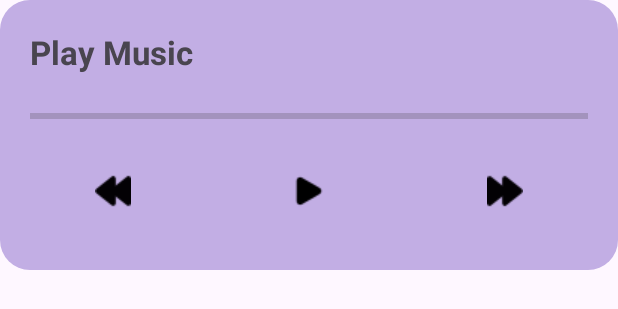
After one commit to Nghien-Gia-11/Nghien-Gia-11-Example_MVVM_Service, an Android app: the layout layout_notify.xml on its own in the app's theme, with its tools: preview values and no code run, on a phone screen of 412 x 824 dp. The commit adds this screen. Shown: the top 309 px of the screen. Run offline under Robolectric (Android 15) with nearby library versions, the phone set to English and light mode, and no system bars.

Commit message:
init layout_notifi

```diff
--- a/app/build.gradle.kts
+++ b/app/build.gradle.kts
@@ -58,4 +58,6 @@ dependencies {
     implementation(libs.kotlinx.coroutines.android)
     implementation(libs.androidx.fragment.ktx)
 
+    implementation(libs.circleimageview)
+
 }
--- /dev/null
+++ b/app/src/main/res/drawable/bg_notify.xml
@@ -0,0 +1,9 @@
+<?xml version="1.0" encoding="utf-8"?>
+<selector xmlns:android="http://schemas.android.com/apk/res/android">
+<item>
+    <shape android:shape="rectangle">
+        <corners android:radius="20dp"/>"
+        <solid android:color="#C2AEE4"/>
+    </shape>
+</item>
+</selector>
--- /dev/null
+++ b/app/src/main/res/layout/layout_notify.xml
@@ -0,0 +1,80 @@
+<?xml version="1.0" encoding="utf-8"?>
+<LinearLayout xmlns:android="http://schemas.android.com/apk/res/android"
+    android:layout_width="match_parent"
+    android:layout_height="180dp"
+    android:background="@drawable/bg_notify"
+    android:orientation="vertical">
+
+    <LinearLayout
+        android:layout_width="match_parent"
+        android:layout_height="wrap_content">
+
+        <TextView
+            android:layout_width="wrap_content"
+            android:layout_height="wrap_content"
+            android:layout_marginStart="20dp"
+            android:layout_marginTop="20dp"
+            android:text="Play Music"
+            android:textSize="22sp"
+            android:textStyle="bold" />
+
+        <TextView
+            android:layout_width="wrap_content"
+            android:layout_marginStart="20dp"
+            android:layout_height="wrap_content"
+            android:layout_marginTop="20dp"
+            android:textSize="22sp"
+            android:textStyle="bold" />
+
+
+    </LinearLayout>
+
+
+    <ProgressBar
+        android:id="@+id/timeSong"
+        style="?android:attr/progressBarStyleHorizontal"
+        android:layout_width="match_parent"
+        android:layout_height="wrap_content"
+        android:padding="20dp" />
+
+    <LinearLayout
+        android:id="@+id/layoutButton"
+        android:layout_width="match_parent"
+        android:layout_height="wrap_content"
+        android:orientation="horizontal"
+        android:padding="10dp">
+
+        <ImageButton
+            android:id="@+id/btnBack"
+            android:layout_width="wrap_content"
+            android:layout_height="wrap_content"
+            android:layout_weight="1"
+            android:background="#00FBFBFB"
+            android:src="@drawable/back" />
+
+        <ImageButton
+            android:id="@+id/btnPlay"
+            android:layout_width="wrap_content"
+            android:layout_height="wrap_content"
+            android:layout_weight="1"
+            android:background="#00FBFBFB"
+            android:src="@drawable/play" />
+
+        <ImageButton
+            android:id="@+id/btnPause"
+            android:layout_width="wrap_content"
+            android:layout_height="wrap_content"
+            android:layout_weight="1"
+            android:background="#00FBFBFB"
+            android:src="@drawable/pause"
+            android:visibility="gone" />
+
+        <ImageButton
+            android:id="@+id/btnNext"
+            android:layout_width="wrap_content"
+            android:layout_height="wrap_content"
+            android:layout_weight="1"
+            android:background="#00FBFBFB"
+            android:src="@drawable/next" />
+    </LinearLayout>
+</LinearLayout>
--- a/gradle/libs.versions.toml
+++ b/gradle/libs.versions.toml
@@ -1,5 +1,6 @@
 [versions]
 agp = "8.6.0-alpha08"
+circleimageview = "3.1.0"
 fragmentKtx = "1.8.2"
 kotlin = "1.9.0"
 coreKtx = "1.13.1"
@@ -19,6 +20,7 @@ androidx-fragment-ktx = { module = "androidx.fragment:fragment-ktx", version.ref
 androidx-lifecycle-livedata-ktx = { module = "androidx.lifecycle:lifecycle-livedata-ktx", version.ref = "lifecycleViewmodelKtx" }
 androidx-lifecycle-runtime-ktx = { module = "androidx.lifecycle:lifecycle-runtime-ktx", version.ref = "lifecycleViewmodelKtx" }
 androidx-lifecycle-viewmodel-ktx = { module = "androidx.lifecycle:lifecycle-viewmodel-ktx", version.ref = "lifecycleViewmodelKtx" }
+circleimageview = { module = "de.hdodenhof:circleimageview", version.ref = "circleimageview" }
 junit = { group = "junit", name = "junit", version.ref = "junit" }
 androidx-junit = { group = "androidx.test.ext", name = "junit", version.ref = "junitVersion" }
 androidx-espresso-core = { group = "androidx.test.espresso", name = "espresso-core", version.ref = "espressoCore" }
```
Also changed, not shown: app/src/main/AndroidManifest.xml (+6 -1 lines), app/src/main/java/com/example/example_mvvm_service/MainActivity.kt (+12 -9 lines), app/src/main/java/com/example/example_mvvm_service/PlayMusicService.kt (added, +68 -0 lines), app/src/main/res/drawable/bg_img_sing.xml (added, +9 -0 lines), app/src/main/res/layout/activity_main.xml (+67 -4 lines), app/src/main/res/drawable/back.png (added), app/src/main/res/drawable/hoa.jpg (added), app/src/main/res/drawable/next.png (added), app/src/main/res/drawable/pause.png (added), app/src/main/res/drawable/play.png (added).
